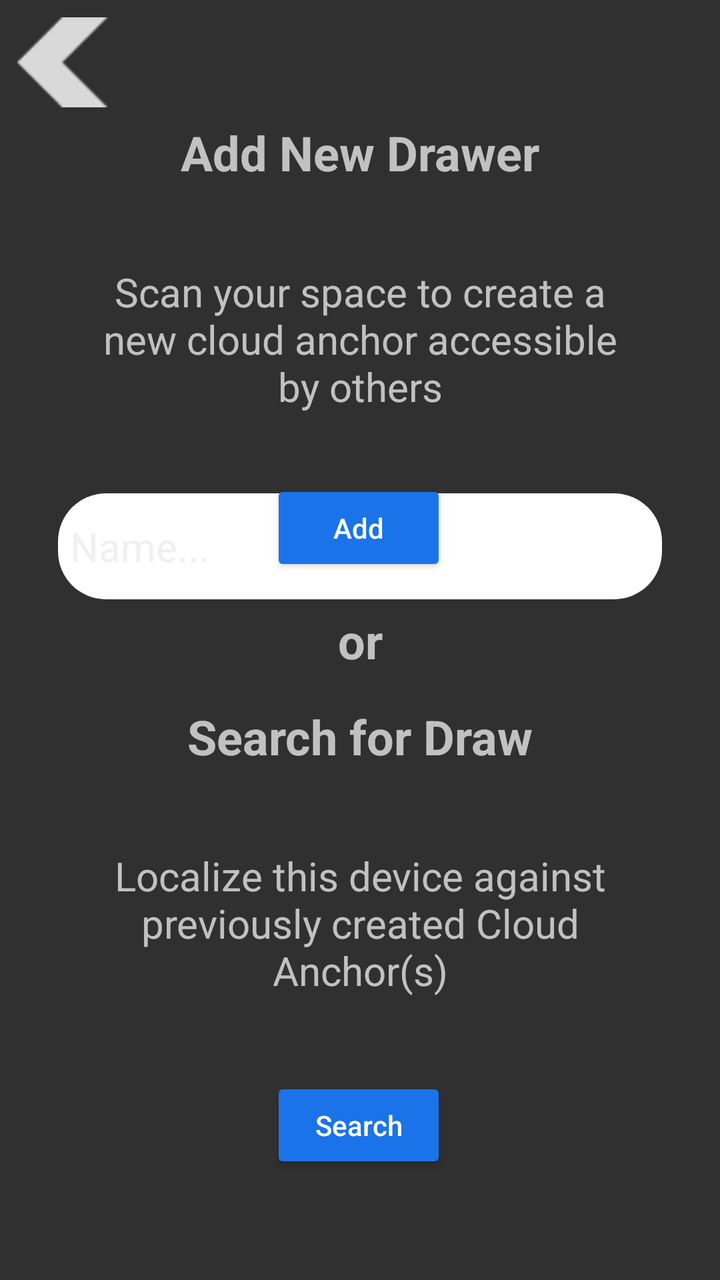
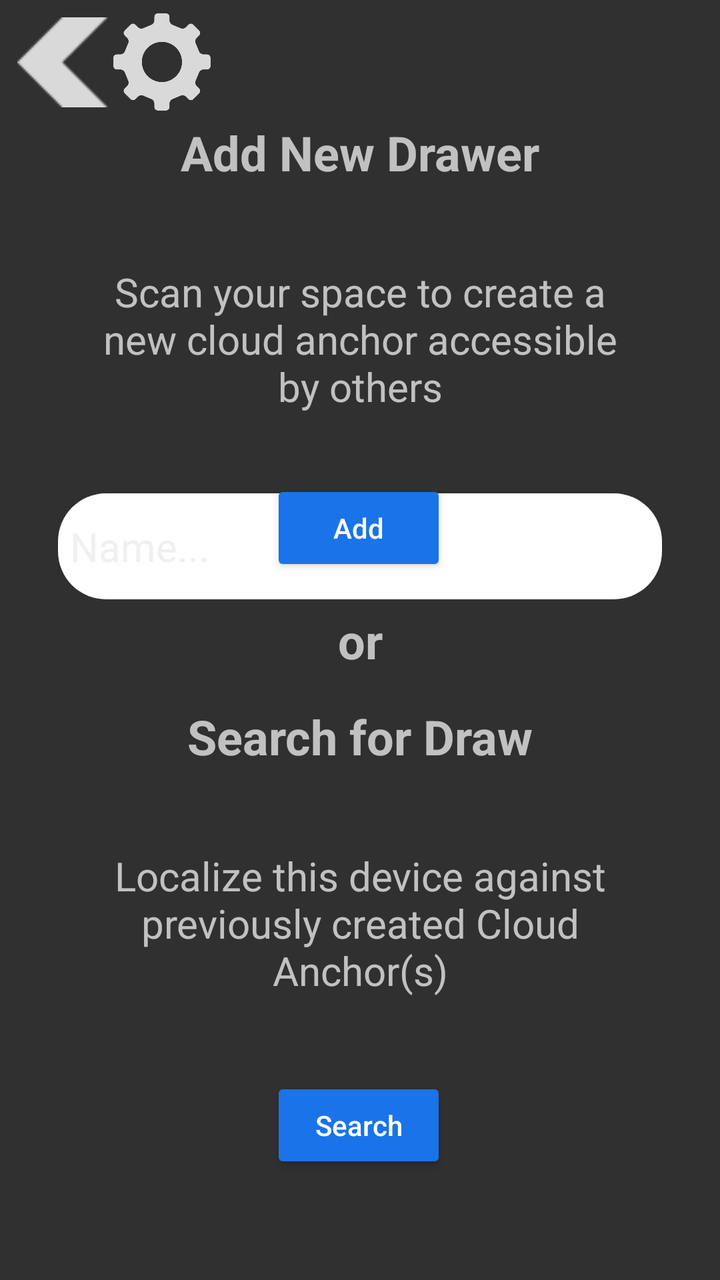

An Android layout rendered at two revisions. The XML below is the earlier revision; the diff shows what the commit changed to produce the second picture.
<!-- AndroidManifest.xml: activity theme Theme.AppCompat.NoActionBar -->
<!-- res/layout/activity_select.xml -->
<androidx.constraintlayout.widget.ConstraintLayout xmlns:android="http://schemas.android.com/apk/res/android"
    xmlns:app="http://schemas.android.com/apk/res-auto"
    xmlns:card_view="http://schemas.android.com/tools"
    xmlns:tools="http://schemas.android.com/tools"
    android:layout_width="match_parent"
    android:layout_height="match_parent"
    tools:context="com.google.ar.core.examples.java.persistentcloudanchor.SelectActivity">

    <ImageButton
        android:id="@+id/selectReturnIB"
        android:layout_width="50dp"
        android:layout_height="50dp"
        android:layout_marginStart="6dp"
        android:layout_marginTop="6dp"
        android:background="@android:color/transparent"
        android:backgroundTint="@color/red"
        android:padding="10dp"
        app:layout_constraintStart_toStartOf="parent"
        app:layout_constraintTop_toTopOf="parent"
        app:srcCompat="@drawable/arrow" />

    <androidx.constraintlayout.widget.Guideline
        android:id="@+id/selectGuidelineHost"
        android:layout_width="wrap_content"
        android:layout_height="wrap_content"
        android:orientation="horizontal"
        android:visibility="visible"
        app:layout_constraintGuide_percent="0.45" />

    <androidx.constraintlayout.widget.Guideline
        android:id="@+id/selectGuidelineResolve"
        android:layout_width="wrap_content"
        android:layout_height="wrap_content"
        android:orientation="horizontal"
        android:visibility="visible"
        app:layout_constraintGuide_percent="0.55" />

    <androidx.constraintlayout.widget.Guideline
        android:id="@+id/selectGuidelineCenter"
        android:layout_width="wrap_content"
        android:layout_height="wrap_content"
        android:orientation="horizontal"
        android:visibility="visible"
        app:layout_constraintGuide_percent="0.5" />

    <TextView
        android:id="@+id/selectOrTV"
        android:layout_width="wrap_content"
        android:layout_height="wrap_content"
        android:text="or"
        android:textSize="24sp"
        android:textStyle="bold"
        android:visibility="visible"
        app:layout_constraintBottom_toBottomOf="@id/selectGuidelineCenter"
        app:layout_constraintLeft_toLeftOf="parent"
        app:layout_constraintRight_toRightOf="parent"
        app:layout_constraintTop_toTopOf="@id/selectGuidelineCenter" />


    <TextView
        android:id="@+id/selectPlaceTitleTV"
        android:layout_width="wrap_content"
        android:layout_height="wrap_content"
        android:paddingTop="60dp"
        android:text="@string/place_title_text"
        android:textSize="24sp"
        android:textStyle="bold"
        android:visibility="visible"
        app:layout_constraintLeft_toLeftOf="parent"
        app:layout_constraintRight_toRightOf="parent"
        app:layout_constraintTop_toTopOf="parent" />

    <TextView
        android:id="@+id/selectInstructionsTV"
        android:layout_width="wrap_content"
        android:layout_height="wrap_content"
        android:gravity="center"
        android:padding="40dp"
        android:text="@string/host_instructions_text"
        android:textSize="20sp"
        android:visibility="visible"
        app:layout_constraintLeft_toLeftOf="parent"
        app:layout_constraintRight_toRightOf="parent"
        app:layout_constraintTop_toBottomOf="@+id/selectPlaceTitleTV"
        app:layout_constraintVertical_chainStyle="spread_inside" />


    <Button
        android:id="@+id/selectPlaceB"
        android:layout_width="wrap_content"
        android:layout_height="wrap_content"
        android:text="@string/place_button_text"
        android:theme="@style/AppButtonTheme"
        android:visibility="visible"
        app:layout_constraintBottom_toTopOf="@+id/selectGuidelineHost"
        app:layout_constraintEnd_toEndOf="parent"
        app:layout_constraintHorizontal_bias="0.498"
        app:layout_constraintStart_toStartOf="parent" />

    <TextView
        android:id="@+id/selectResolveTitleTV"
        android:layout_width="wrap_content"
        android:layout_height="wrap_content"
        android:text="@string/view_title_text"
        android:textSize="24sp"
        android:textStyle="bold"
        android:visibility="visible"
        app:layout_constraintLeft_toLeftOf="parent"
        app:layout_constraintRight_toRightOf="parent"
        app:layout_constraintTop_toBottomOf="@+id/selectGuidelineResolve" />

    <TextView
        android:id="@+id/selectResolveDescriptionTV"
        android:layout_width="wrap_content"
        android:layout_height="wrap_content"
        android:gravity="center"
        android:padding="40dp"
        android:text="@string/resolve_instructions_text"
        android:textSize="20sp"
        android:visibility="visible"
        app:layout_constraintLeft_toLeftOf="parent"
        app:layout_constraintRight_toRightOf="parent"
        app:layout_constraintTop_toBottomOf="@+id/selectResolveTitleTV"
        app:layout_constraintVertical_chainStyle="spread_inside" />

    <Button
        android:id="@+id/selectBeginViewingB"
        android:layout_width="wrap_content"
        android:layout_height="wrap_content"
        android:text="@string/begin_Viewing_button_text"
        android:theme="@style/AppButtonTheme"
        android:visibility="visible"
        app:layout_constraintEnd_toEndOf="parent"
        app:layout_constraintHorizontal_bias="0.498"
        app:layout_constraintStart_toStartOf="parent"
        app:layout_constraintTop_toBottomOf="@+id/selectResolveDescriptionTV" />

    <EditText
        android:id="@+id/selectNameET"
        android:layout_width="302dp"
        android:layout_height="53dp"
        android:background="@drawable/edittext_background"
        android:ems="10"
        android:hint="Name..."
        android:inputType="text"
        android:maxLength="20"
        android:padding="6dp"
        android:textColor="@color/black"
        android:textColorHint="@color/light_gray"
        android:textSize="20sp"
        app:layout_constraintEnd_toEndOf="parent"
        app:layout_constraintStart_toStartOf="parent"
        app:layout_constraintTop_toBottomOf="@+id/selectInstructionsTV" />

</androidx.constraintlayout.widget.ConstraintLayout>
<!-- resources referenced by this layout -->
<resources>
  <color name="black">#FF000000</color>
  <color name="light_gray">#F0F0F0</color>
  <color name="red">#de3802</color>
  <!-- drawable arrow: png bitmap (drawable, 971 bytes) -->
  <!-- drawable edittext_background (drawable) -->
  <?xml version="1.0" encoding="utf-8"?>
  <shape xmlns:android="http://schemas.android.com/apk/res/android">
      <solid android:color="#FFFFFF"/>
      <corners android:radius="24dp"/>
  </shape>
  <string name="begin_Viewing_button_text">Search</string>
  <string name="host_instructions_text">Scan your space to create a new cloud anchor accessible by others</string>
  <string name="place_button_text">Add</string>
  <string name="place_title_text">Add New Drawer</string>
  <string name="resolve_instructions_text">Localize this device against previously created Cloud Anchor(s)</string>
  <string name="view_title_text">Search for Draw</string>
  <style name="AppButtonTheme" parent="Widget.AppCompat.Button.Colored">
      <item name="colorButtonNormal">#1A73E8</item>
      <item name="android:textAllCaps">false</item>
    </style>
</resources>

<!-- the commit's change to res/layout/activity_select.xml (unified diff, before → after) -->
@@ -13,11 +13,19 @@
         android:layout_marginStart="6dp"
         android:layout_marginTop="6dp"
         android:background="@android:color/transparent"
-        android:backgroundTint="@color/red"
         android:padding="10dp"
         app:layout_constraintStart_toStartOf="parent"
         app:layout_constraintTop_toTopOf="parent"
         app:srcCompat="@drawable/arrow" />
+
+    <ImageView
+        android:id="@+id/selectSettingsIB"
+        android:layout_width="50dp"
+        android:layout_height="50dp"
+        android:layout_marginTop="6dp"
+        app:layout_constraintStart_toEndOf="@+id/selectReturnIB"
+        app:layout_constraintTop_toTopOf="parent"
+        app:srcCompat="@drawable/settings" />
 
     <androidx.constraintlayout.widget.Guideline
         android:id="@+id/selectGuidelineHost"
<!-- resource entries referenced after the edit -->
@@ -2,7 +2,6 @@
 <resources>
   <color name="black">#FF000000</color>
   <color name="light_gray">#F0F0F0</color>
-  <color name="red">#de3802</color>
   <!-- drawable arrow: png bitmap (drawable, 971 bytes) -->
   <!-- drawable edittext_background (drawable) -->
   <?xml version="1.0" encoding="utf-8"?>
@@ -10,6 +9,7 @@
       <solid android:color="#FFFFFF"/>
       <corners android:radius="24dp"/>
   </shape>
+  <!-- drawable settings: png bitmap (drawable, 39164 bytes) -->
   <string name="begin_Viewing_button_text">Search</string>
   <string name="host_instructions_text">Scan your space to create a new cloud anchor accessible by others</string>
   <string name="place_button_text">Add</string>
